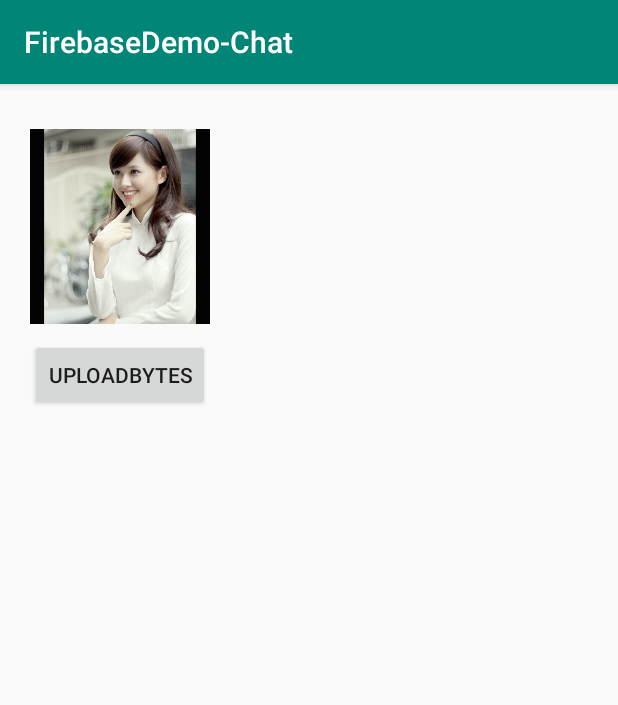
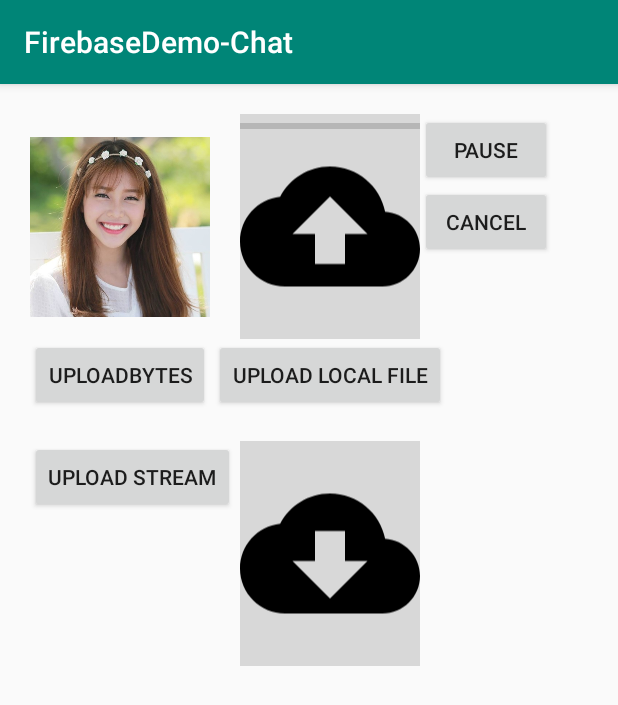
Before and after one commit to pvnhat/FirebaseDemo, an Android app: the CloudStorageDemo screen opened directly, with no data from a screen before it, after a tap on "UPLOADBYTES", on a phone screen of 412 x 824 dp. Shown: the top 705 px of the screen. Run offline under Robolectric (Android 15) with nearby library versions, the phone set to English and light mode, and no system bars; our stand-ins replace Firebase (no records; nobody signed in at launch, a user with empty details on screens opened directly).

Commit message:
Research firebase: Storage upload

```diff
--- a/app/build.gradle
+++ b/app/build.gradle
@@ -46,4 +46,6 @@ dependencies {
     implementation 'com.google.firebase:firebase-firestore:19.0.2'
     implementation 'com.android.support:multidex:1.0.3'
     implementation 'com.google.firebase:firebase-storage:17.0.0'
+
+    implementation 'com.github.bumptech.glide:glide:4.8.0'
 }
--- a/app/src/main/java/com/vannhat/firebasedemo_chat/CloudStorageDemo.kt
+++ b/app/src/main/java/com/vannhat/firebasedemo_chat/CloudStorageDemo.kt
@@ -1,29 +1,73 @@
 package com.vannhat.firebasedemo_chat
 
+import android.app.Activity
+import android.content.Intent
 import android.graphics.Bitmap
 import android.graphics.drawable.BitmapDrawable
+import android.net.Uri
 import android.os.Bundle
+import android.os.PersistableBundle
 import androidx.appcompat.app.AppCompatActivity
+import com.bumptech.glide.Glide
+import com.google.android.gms.tasks.Continuation
+import com.google.android.gms.tasks.Task
 import com.google.firebase.storage.FirebaseStorage
+import com.google.firebase.storage.StorageTask
+import com.google.firebase.storage.UploadTask
 import kotlinx.android.synthetic.main.activity_cloud_storage_demo.*
 import java.io.ByteArrayOutputStream
 
 class CloudStorageDemo : AppCompatActivity() {
 
-    private val storage = FirebaseStorage.getInstance()
+    private val storage = FirebaseStorage.getInstance().reference
+    private var imgPath: Uri? = null
+    private var uploadTask: StorageTask<UploadTask.TaskSnapshot>? = null
 
     override fun onCreate(savedInstanceState: Bundle?) {
         super.onCreate(savedInstanceState)
         setContentView(R.layout.activity_cloud_storage_demo)
+        handleClick()
 
-        btn_upload_bytes.setOnClickListener {
-            createReference()
-        }
+
     }
 
-    private fun createReference() {
-        val storageDef = storage.getReferenceFromUrl("gs://chatapp-firebasedemo.appspot.com/")
-        val imageRef = storageDef.child("images/girls/TamTit.jpg")
+    private fun handleClick() {
+        btn_upload_bytes.setOnClickListener {
+            uploadBytes()
+        }
+        img_upload.setOnClickListener {
+            if (isPermissionGranted(this)) requestPermissionW(this)
+            else pickImageUriFromDevice()
+        }
+        btn_upload_file.setOnClickListener {
+            imgPath?.let { uri ->
+                uploadLocalFile(uri)
+                btn_upload_pause.text = getString(R.string.pause)
+            }
+        }
+
+        btn_upload_pause.setOnClickListener {
+            if (uploadTask?.isPaused == true) {
+                btn_upload_pause.text = getString(R.string.pause)
+                uploadTask?.resume()
+            } else {
+                uploadTask?.pause()
+                btn_upload_pause.text = getString(R.string.resume)
+            }
+        }
+
+        btn_upload_cancel.setOnClickListener {
+            uploadTask?.cancel()
+        }
+
+
+//        btn_upload_stream.setOnClickListener {
+//            imgPath?.path?.split(":")?.get(1)?.let { it1 -> uploadStream(it1) }
+//        }
+    }
+
+    private fun uploadBytes() {
+        val imageRef = storage.child("images/girls/TamTit2.jpg")
 
         img_girl.isDrawingCacheEnabled = true
         img_girl.buildDrawingCache()
@@ -38,4 +82,79 @@ class CloudStorageDemo : AppCompatActivity() {
             createLog("Fail : " + it.message)
         }
     }
+
+//    private fun uploadStream(url: String) {
+//        val stream = FileInputStream(File(url))
+//        val imageRef = storage.child("images/girls/TamtitUrl.jpg")
+//
+//        imageRef.putStream(stream)
+//            .addOnSuccessListener {
+//                createToast(this, "stream upload success!")
+//            }.addOnFailureListener {
+//                createToast(this, "stream upload fail!")
+//            }
+//    }
+
+    private fun uploadLocalFile(path: Uri) {
+        val imageRef = storage.child("images/girls/video.jpg")
+        uploadTask = imageRef.putFile(path)
+            .addOnSuccessListener {
+                createToast(this, "file upload success!")
+            }.addOnFailureListener {
+                createToast(this, "file upload fail!")
+            }
+
+        // track uploading process
+        uploadTask?.addOnProgressListener { taskSnapshot ->
+            val sum = taskSnapshot.totalByteCount
+            val pr = taskSnapshot.bytesTransferred
+            val percent = (pr * 100) / sum
+            pr_upload.progress = percent.toInt()
+            createLog(percent.toString())
+        }?.addOnPausedListener {
+            createToast(this, "Paused!")
+        }?.addOnCanceledListener {
+            createToast(this, "Canceled!")
+            pr_upload.progress = 0
+        }
+
+        // get Link download
+        uploadTask?.continueWithTask(Continuation<UploadTask.TaskSnapshot, Task<Uri>> { task ->
+            if (!task.isSuccessful)
+                task.exception?.let {
+                    throw it
+                }
+            return@Continuation imageRef.downloadUrl
+        })?.addOnSuccessListener {
+            Glide.with(this).load(it).into(img_downloaded)
+        }
+    }
+
+    override fun onSaveInstanceState(outState: Bundle?, outPersistentState: PersistableBundle?) {
+        super.onSaveInstanceState(outState, outPersistentState)
+        outState?.putString("reference", storage.toString())
+    }
+
+    private fun pickImageUriFromDevice() {
+        val intent = Intent(Intent.ACTION_GET_CONTENT).setType(IMAGE_TYPE).setType(VIDEO_TYPE)
+            .addCategory(
+                Intent.CATEGORY_OPENABLE
+            )
+        startActivityForResult(Intent.createChooser(intent, "Select picture"), PICK_IMAGE_REQUEST)
+    }
+
+    override fun onActivityResult(requestCode: Int, resultCode: Int, data: Intent?) {
+        super.onActivityResult(requestCode, resultCode, data)
+        if (requestCode == PICK_IMAGE_REQUEST && resultCode == Activity.RESULT_OK && data != null) {
+            imgPath = data.data
+            Glide.with(this).load(data.data).into(img_upload)
+        }
+    }
+
+    companion object {
+        private const val PICK_IMAGE_REQUEST = 1
+        private const val IMAGE_TYPE = "image/*"
+        private const val VIDEO_TYPE = "video/*"
+    }
+
 }
--- /dev/null
+++ b/app/src/main/res/drawable/ic_cloud_download_black_24dp.xml
@@ -0,0 +1,9 @@
+<vector xmlns:android="http://schemas.android.com/apk/res/android"
+        android:width="24dp"
+        android:height="24dp"
+        android:viewportWidth="24.0"
+        android:viewportHeight="24.0">
+    <path
+        android:fillColor="#FF000000"
+        android:pathData="M19.35,10.04C18.67,6.59 15.64,4 12,4 9.11,4 6.6,5.64 5.35,8.04 2.34,8.36 0,10.91 0,14c0,3.31 2.69,6 6,6h13c2.76,0 5,-2.24 5,-5 0,-2.64 -2.05,-4.78 -4.65,-4.96zM17,13l-5,5 -5,-5h3V9h4v4h3z"/>
+</vector>
--- /dev/null
+++ b/app/src/main/res/drawable/ic_cloud_upload_black_24dp.xml
@@ -0,0 +1,9 @@
+<vector xmlns:android="http://schemas.android.com/apk/res/android"
+        android:width="24dp"
+        android:height="24dp"
+        android:viewportWidth="24.0"
+        android:viewportHeight="24.0">
+    <path
+        android:fillColor="#FF000000"
+        android:pathData="M19.35,10.04C18.67,6.59 15.64,4 12,4 9.11,4 6.6,5.64 5.35,8.04 2.34,8.36 0,10.91 0,14c0,3.31 2.69,6 6,6h13c2.76,0 5,-2.24 5,-5 0,-2.64 -2.05,-4.78 -4.65,-4.96zM14,13v4h-4v-4H7l5,-5 5,5h-3z"/>
+</vector>
--- a/app/src/main/res/layout/activity_cloud_storage_demo.xml
+++ b/app/src/main/res/layout/activity_cloud_storage_demo.xml
@@ -14,7 +14,7 @@
         android:layout_height="@dimen/dp_150"
         android:layout_margin="@dimen/dp_20"
         android:contentDescription="@string/todo"
-        android:src="@drawable/tamtit"
+        android:src="@drawable/khangan"
         app:layout_constraintLeft_toLeftOf="parent"
         app:layout_constraintTop_toTopOf="parent"
         />
@@ -28,4 +28,77 @@
         app:layout_constraintTop_toBottomOf="@id/img_girl"
         />
 
+    <ImageView
+        android:id="@+id/img_upload"
+        android:layout_width="@dimen/dp_120"
+        android:layout_height="@dimen/dp_150"
+        android:layout_margin="@dimen/dp_20"
+        android:background="@color/color_gray"
+        android:contentDescription="@string/todo"
+        android:src="@drawable/ic_cloud_upload_black_24dp"
+        app:layout_constraintLeft_toRightOf="@id/img_girl"
+        app:layout_constraintTop_toTopOf="parent"
+        />
+
+    <ProgressBar
+        android:id="@+id/pr_upload"
+        android:layout_width="0dp"
+        android:layout_height="wrap_content"
+        android:max="100"
+        android:orientation="vertical"
+        app:layout_constraintEnd_toEndOf="@+id/img_upload"
+        app:layout_constraintStart_toStartOf="@+id/img_upload"
+        app:layout_constraintTop_toTopOf="@+id/img_upload"
+        style="?android:attr/progressBarStyleHorizontal"
+        />
+
+    <Button
+        android:id="@+id/btn_upload_file"
+        android:layout_width="wrap_content"
+        android:layout_height="wrap_content"
+        android:text="@string/upload_local_file"
+        app:layout_constraintEnd_toEndOf="@+id/img_upload"
+        app:layout_constraintStart_toStartOf="@+id/img_upload"
+        app:layout_constraintTop_toBottomOf="@id/img_upload"
+        />
+    <Button
+        android:id="@+id/btn_upload_pause"
+        android:layout_width="wrap_content"
+        android:layout_height="wrap_content"
+        android:text="@string/pause"
+        app:layout_constraintStart_toEndOf="@+id/img_upload"
+        app:layout_constraintTop_toTopOf="@+id/img_upload"
+        />
+    <Button
+        android:id="@+id/btn_upload_cancel"
+        android:layout_width="wrap_content"
+        android:layout_height="wrap_content"
+        android:text="@string/cancel"
+        app:layout_constraintStart_toEndOf="@+id/img_upload"
+        app:layout_constraintTop_toBottomOf="@+id/btn_upload_pause"
+        />
+
+    <Button
+        android:id="@+id/btn_upload_stream"
+        android:layout_width="wrap_content"
+        android:layout_height="wrap_content"
+        android:layout_margin="@dimen/dp_20"
+        android:text="@string/upload_stream"
+        app:layout_constraintLeft_toLeftOf="parent"
+        app:layout_constraintTop_toBottomOf="@+id/btn_upload_bytes"
+        />
+
+    <ImageView
+        android:id="@+id/img_downloaded"
+        android:layout_width="@dimen/dp_120"
+        android:layout_height="@dimen/dp_150"
+        android:layout_margin="@dimen/dp_20"
+        android:background="@color/color_gray"
+        android:contentDescription="@string/todo"
+        android:src="@drawable/ic_cloud_download_black_24dp"
+        app:layout_constraintLeft_toRightOf="@id/img_girl"
+        app:layout_constraintTop_toBottomOf="@id/btn_upload_file"
+        />
+
+
 </androidx.constraintlayout.widget.ConstraintLayout>
--- a/app/src/main/res/values/colors.xml
+++ b/app/src/main/res/values/colors.xml
@@ -3,4 +3,5 @@
     <color name="colorPrimary">#008577</color>
     <color name="colorPrimaryDark">#00574B</color>
     <color name="colorAccent">#D81B60</color>
+    <color name="color_gray">#D8D8D8</color>
 </resources>
--- a/app/src/main/res/values/strings.xml
+++ b/app/src/main/res/values/strings.xml
@@ -7,4 +7,9 @@
 
     <!-- TODO: Remove or change this placeholder text -->
     <string name="hello_blank_fragment">Hello blank fragment</string>
+    <string name="upload_stream">Upload Stream</string>
+    <string name="upload_local_file">Upload Local File</string>
+    <string name="pause">Pause</string>
+    <string name="resume">Resume</string>
+    <string name="cancel">Cancel</string>
 </resources>
```
Also changed, not shown: app/src/main/java/com/vannhat/firebasedemo_chat/Utils.kt (+28 -0 lines), app/src/main/res/drawable/khangan.jpg (added).
